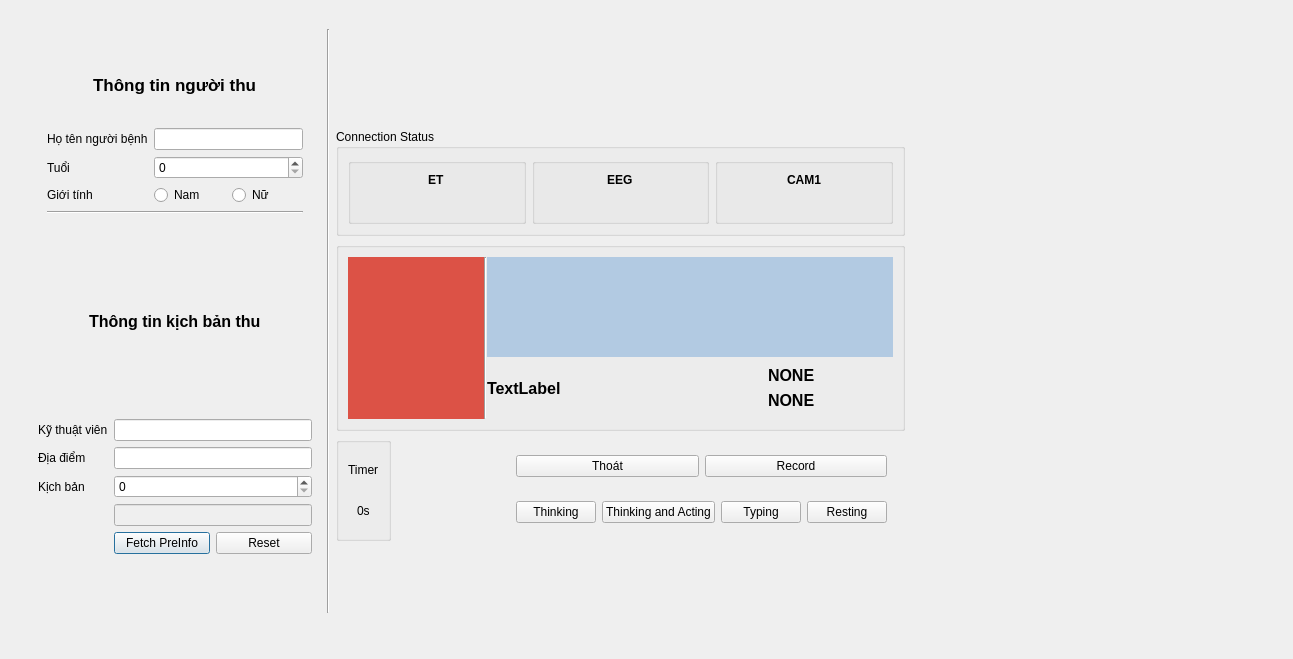
Qt form UiFiles/createSample.ui (dangkh/UIDataCollection) before a commit.
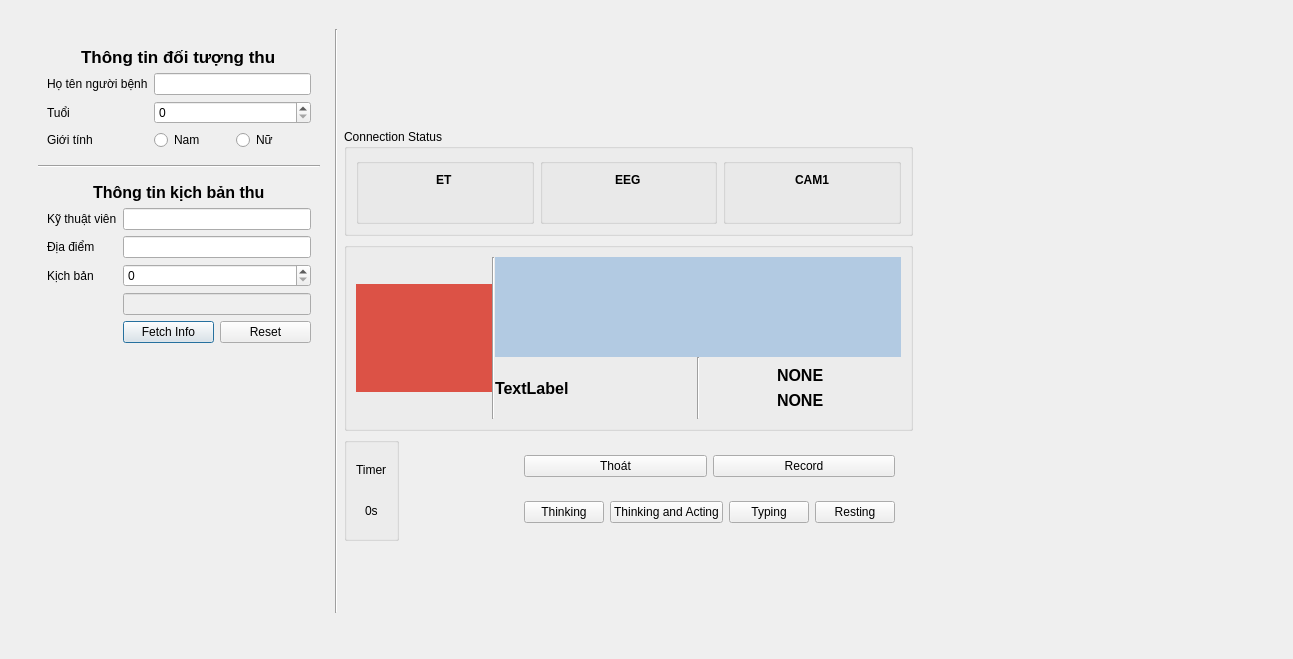
The same form after that commit. Icons and pictures are not drawn.

Commit message: fix info panel, fix cam size

The edit to the form file:
```diff
--- a/UiFiles/createSample.ui
+++ b/UiFiles/createSample.ui
@@ -18,7 +18,7 @@
     <rect>
      <x>20</x>
      <y>20</y>
-     <width>925</width>
+     <width>935</width>
      <height>602</height>
     </rect>
    </property>
@@ -49,6 +49,12 @@
          <layout class="QVBoxLayout" name="verticalLayout">
           <item>
            <widget class="QFrame" name="frame_5">
+            <property name="maximumSize">
+             <size>
+              <width>16777215</width>
+              <height>150</height>
+             </size>
+            </property>
             <layout class="QVBoxLayout" name="verticalLayout_8">
              <item alignment="Qt::AlignHCenter">
               <widget class="QLabel" name="label">
@@ -60,7 +66,7 @@
                 </font>
                </property>
                <property name="text">
-                <string>Thông tin người thu</string>
+                <string>Thông tin đối tượng thu</string>
                </property>
               </widget>
              </item>
@@ -113,6 +119,9 @@
                </item>
               </layout>
              </item>
+            </layout>
+           </widget>
+          </item>
              <item>
               <widget class="Line" name="line_2">
                <property name="orientation">
@@ -120,10 +129,16 @@
                </property>
               </widget>
              </item>
-            </layout>
-           </widget>
-          </item>
-          <item alignment="Qt::AlignHCenter">
+          <item>
+           <widget class="QFrame" name="frame_2">
+            <property name="frameShape">
+             <enum>QFrame::NoFrame</enum>
+            </property>
+            <property name="frameShadow">
+             <enum>QFrame::Plain</enum>
+            </property>
+            <layout class="QVBoxLayout" name="verticalLayout_9">
+             <item alignment="Qt::AlignHCenter|Qt::AlignVCenter">
            <widget class="QLabel" name="label_8">
             <property name="font">
              <font>
@@ -169,12 +184,19 @@
             <item row="2" column="1">
              <widget class="QSpinBox" name="scenarioNumber"/>
             </item>
+               <item row="3" column="1">
+                <widget class="QLineEdit" name="lineEdit">
+                 <property name="enabled">
+                  <bool>false</bool>
+                 </property>
+                </widget>
+               </item>
             <item row="4" column="1">
              <layout class="QHBoxLayout" name="horizontalLayout_3">
               <item>
                <widget class="QPushButton" name="fetchInfoBtn">
                 <property name="text">
-                 <string>Fetch PreInfo</string>
+                    <string>Fetch Info</string>
                 </property>
                </widget>
               </item>
@@ -187,14 +209,23 @@
               </item>
              </layout>
             </item>
-            <item row="3" column="1">
-             <widget class="QLineEdit" name="lineEdit">
-              <property name="enabled">
-               <bool>false</bool>
-              </property>
-             </widget>
-            </item>
-           </layout>
+              </layout>
+             </item>
+             <item>
+              <spacer name="verticalSpacer">
+               <property name="orientation">
+                <enum>Qt::Vertical</enum>
+               </property>
+               <property name="sizeHint" stdset="0">
+                <size>
+                 <width>20</width>
+                 <height>40</height>
+                </size>
+               </property>
+              </spacer>
+             </item>
+            </layout>
+           </widget>
           </item>
          </layout>
         </widget>
@@ -511,6 +542,12 @@
                 </property>
                 <item>
                  <widget class="QLabel" name="CAM1">
+                  <property name="maximumSize">
+                   <size>
+                    <width>192</width>
+                    <height>108</height>
+                   </size>
+                  </property>
                   <property name="styleSheet">
                    <string notr="true">background-color: rgb(220, 82, 70);</string>
                   </property>
@@ -547,7 +584,7 @@
                  </widget>
                 </item>
                 <item>
-                 <layout class="QHBoxLayout" name="hLayoutWidET" stretch="0,0">
+                 <layout class="QHBoxLayout" name="hLayoutWidET" stretch="0,0,0">
                   <property name="spacing">
                    <number>0</number>
                   </property>
@@ -565,6 +602,13 @@
                     </property>
                    </widget>
                   </item>
+                  <item>
+                   <widget class="Line" name="line_3">
+                    <property name="orientation">
+                     <enum>Qt::Vertical</enum>
+                    </property>
+                   </widget>
+                  </item>
                   <item>
                    <widget class="QFrame" name="">
                     <layout class="QVBoxLayout" name="vLayoutETch">
```
Lines whose indentation alone changed are shown as unchanged.
